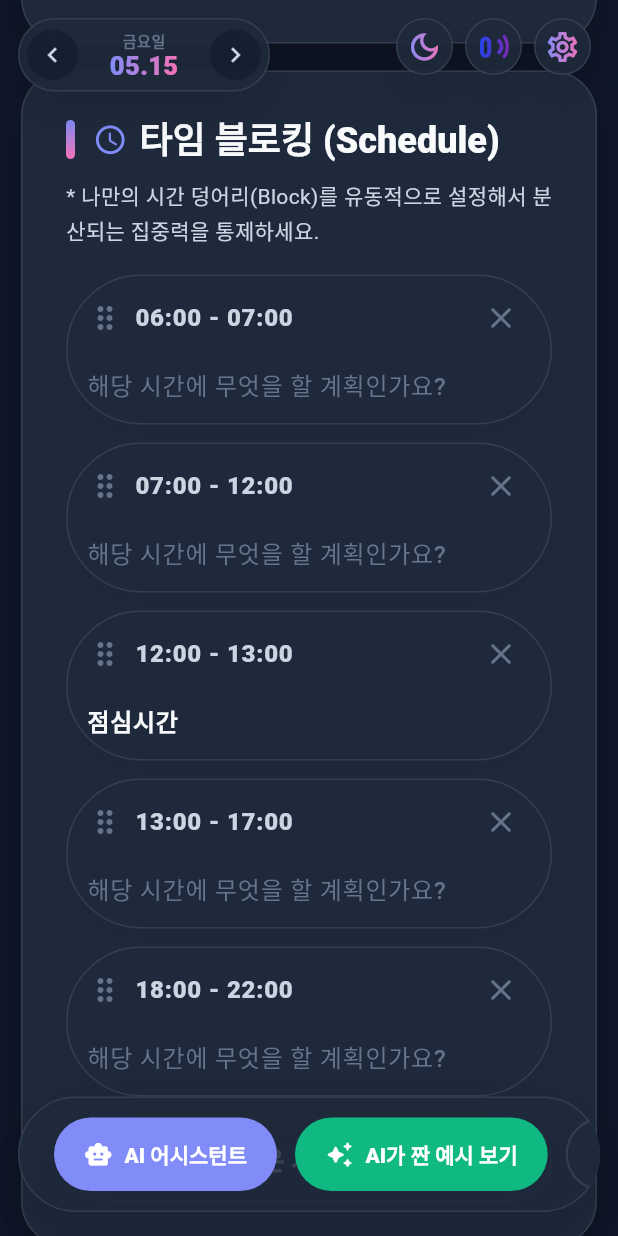
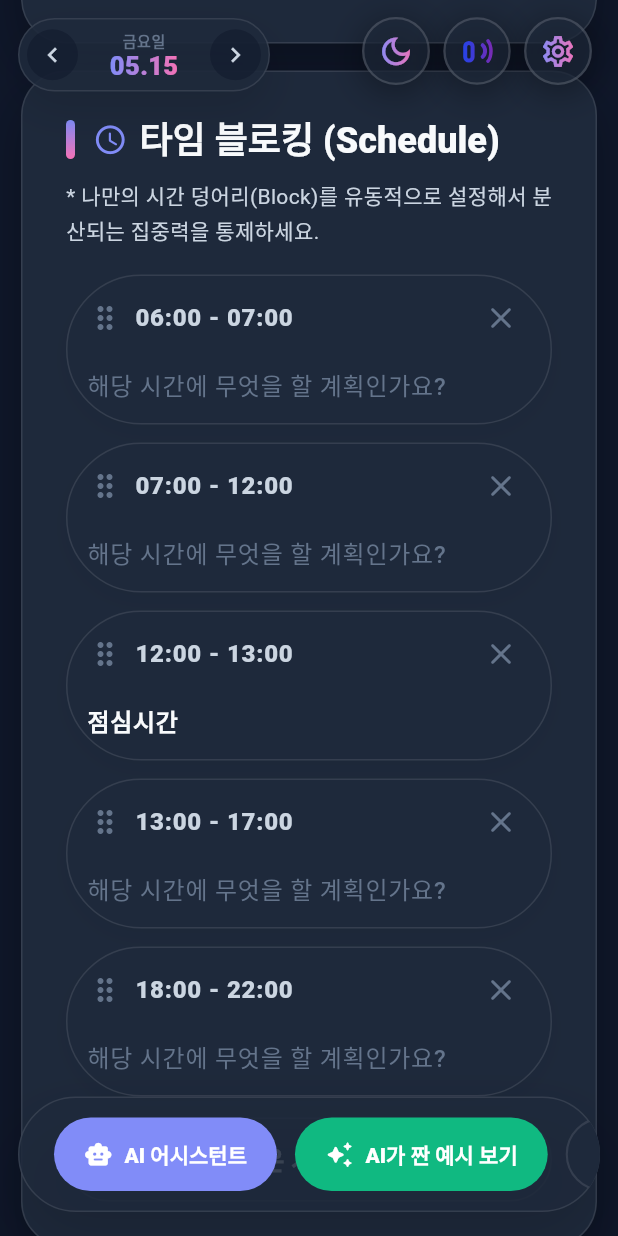
Before and after one commit to gimdong2804-pixel/one-calendar-beta, a Flutter app: the screen it shows after launch, scrolled down 576 dp, after a tap on the "wb sunny" icon, on a phone screen of 412 x 824 dp. Run offline on Flutter 3.47's test engine with Material 3 defaults, Android fonts, the phone set to English and light mode, and no system bars; our stand-ins replace shared_preferences; Roboto replaces fonts that are missing (Pretendard).

Commit message:
One UI 1.0 (Beta 2)

```diff
--- a/lib/widgets/planner_screen.dart
+++ b/lib/widgets/planner_screen.dart
@@ -373,12 +373,13 @@ class _FloatingControls extends StatelessWidget {
           ),
           tooltip: '테마 변경',
           compact: isCompact,
+          breatheDelay: const Duration(milliseconds: 800),
           onPressed: () {
             final next = isDark ? ThemeMode.light : ThemeMode.dark;
             unawaited(settings.setThemeMode(next));
           },
         ),
-        const SizedBox(width: 8),
+        SizedBox(width: isCompact ? 10 : 14),
         _FloatingIconButton(
           glyph: settings.isSoundEnabled
               ? _SoundGlyph(size: isCompact ? 24 : 28)
@@ -388,10 +389,11 @@ class _FloatingControls extends StatelessWidget {
                 ),
           tooltip: '터치음 켜기/끄기',
           compact: isCompact,
+          breatheDelay: const Duration(milliseconds: 1500),
           onPressed: () =>
               unawaited(settings.setSoundEnabled(!settings.isSoundEnabled)),
         ),
-        const SizedBox(width: 8),
+        SizedBox(width: isCompact ? 10 : 14),
         _FloatingIconButton(
           glyph: _GradientGlyph(
             size: isCompact ? 24 : 28,
@@ -399,6 +401,7 @@ class _FloatingControls extends StatelessWidget {
           ),
           tooltip: '환경 설정',
           compact: isCompact,
+          breatheDelay: Duration.zero,
           onPressed: () => showSettingsModal(context),
         ),
       ],
@@ -1758,36 +1761,139 @@ class _PomodoroCheck extends StatelessWidget {
   }
 }
 
-class _FloatingIconButton extends StatelessWidget {
+class _FloatingIconButton extends StatefulWidget {
   const _FloatingIconButton({
     required this.glyph,
     required this.tooltip,
     required this.compact,
     required this.onPressed,
+    this.breatheDelay = Duration.zero,
   });
 
   final Widget glyph;
   final String tooltip;
   final bool compact;
   final VoidCallback onPressed;
-
-  @override
-  Widget build(BuildContext context) {
-    final size = compact ? 38.0 : 48.0;
+  final Duration breatheDelay;
+
+  @override
+  State<_FloatingIconButton> createState() => _FloatingIconButtonState();
+}
+
+class _FloatingIconButtonState extends State<_FloatingIconButton>
+    with TickerProviderStateMixin {
+  late final AnimationController _breatheController;
+  late final Animation<double> _breatheAnim;
+  AnimationController? _bounceController;
+  Animation<double>? _bounceAnim;
+
+  @override
+  void initState() {
+    super.initState();
+    // Breathing animation: 3s infinite, scale 1.0 <-> 1.03
+    _breatheController = AnimationController(
+      vsync: this,
+      duration: const Duration(milliseconds: 3000),
+    );
+    _breatheAnim = Tween<double>(begin: 1.0, end: 1.03).animate(
+      CurvedAnimation(parent: _breatheController, curve: Curves.easeInOut),
+    );
+    // Start with delay for staggered effect
+    Future.delayed(widget.breatheDelay, () {
+      if (mounted) _breatheController.repeat(reverse: true);
+    });
+  }
+
+  @override
+  void dispose() {
+    _breatheController.dispose();
+    _bounceController?.dispose();
+    super.dispose();
+  }
+
+  void _handleTap() {
+    // Bounce animation on tap: scale 1 -> 0.85 -> 1.15 -> 0.95 -> 1
+    _bounceController?.dispose();
+    _bounceController = AnimationController(
+      vsync: this,
+      duration: const Duration(milliseconds: 400),
+    );
+    _bounceAnim = TweenSequence<double>([
+      TweenSequenceItem(tween: Tween(begin: 1.0, end: 0.85), weight: 30),
+      TweenSequenceItem(tween: Tween(begin: 0.85, end: 1.15), weight: 30),
+      TweenSequenceItem(tween: Tween(begin: 1.15, end: 0.95), weight: 20),
+      TweenSequenceItem(tween: Tween(begin: 0.95, end: 1.0), weight: 20),
+    ]).animate(
+      CurvedAnimation(
+        parent: _bounceController!,
+        curve: const Cubic(0.34, 1.56, 0.64, 1),
+      ),
+    );
+    _bounceController!.forward(from: 0);
+    widget.onPressed();
+  }
+
+  @override
+  Widget build(BuildContext context) {
+    final isDark = Theme.of(context).brightness == Brightness.dark;
+    // Match old web app: 52x52 on desktop, slightly smaller on compact
+    final size = widget.compact ? 44.0 : 52.0;
+
+    // Glass background colors matching old CSS variables
+    final bgColor = isDark
+        ? const Color(0xFF1E293B).withValues(alpha: 0.65)
+        : Colors.white.withValues(alpha: 0.6);
+    final borderColor = isDark
+        ? Colors.white.withValues(alpha: 0.15)
+        : Colors.white;
+    final shadowColor = isDark
+        ? Colors.black.withValues(alpha: 0.4)
+        : Colors.black.withValues(alpha: 0.05);
+
     return Tooltip(
-      message: tooltip,
+      message: widget.tooltip,
+      child: AnimatedBuilder(
+        animation: Listenable.merge([
+          _breatheController,
+          _bounceController,
+        ].nonNulls.toList()),
+        builder: (context, child) {
+          final breatheScale = _breatheAnim.value;
+          final bounceScale = _bounceAnim?.value ?? 1.0;
+          // Pause breathing during bounce
+          final scale = (_bounceController?.isAnimating ?? false)
+              ? bounceScale
+              : breatheScale;
+
+          return Transform.scale(
+            scale: scale,
+            child: child,
+          );
+        },
         child: DecoratedBox(
-        decoration: _floatingDecoration(context, borderRadius: 999),
+          decoration: BoxDecoration(
+            color: bgColor,
+            shape: BoxShape.circle,
+            border: Border.all(color: borderColor, width: 1.5),
+            boxShadow: [
+              BoxShadow(
+                color: shadowColor,
+                blurRadius: 20,
+                offset: const Offset(0, 4),
+              ),
+            ],
+          ),
           child: Material(
             color: Colors.transparent,
             shape: const CircleBorder(),
             child: InkWell(
               customBorder: const CircleBorder(),
-            onTap: onPressed,
+              onTap: _handleTap,
               child: SizedBox(
                 width: size,
                 height: size,
-              child: Center(child: glyph),
+                child: Center(child: widget.glyph),
+              ),
             ),
           ),
         ),
```
Lines whose indentation alone changed are shown as unchanged.
